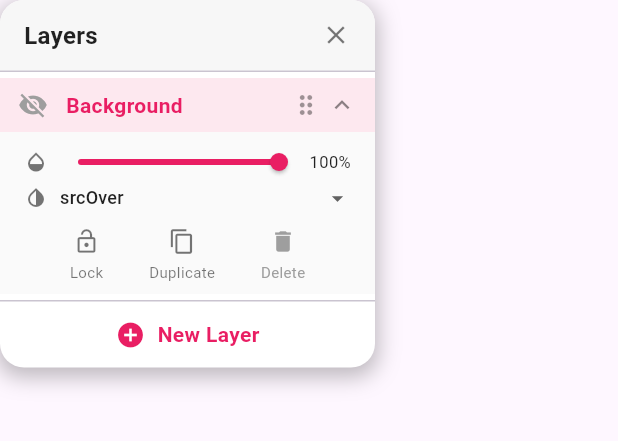
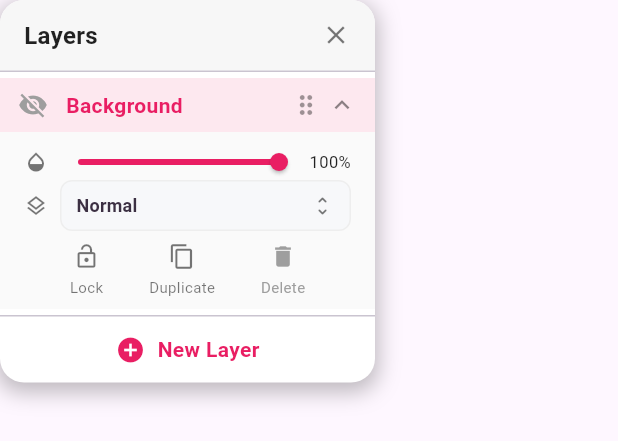
Before and after one commit to AhmadRaza7861/animation_creator, a Flutter app: the LayerPanel widget shown alone on an empty page, opened directly with empty values, after a tap on the "visibility" icon, after a tap on the "keyboard arrow down" icon, on a phone screen of 412 x 824 dp. Shown: the top 441 px of the screen. Run offline on Flutter 3.47's test engine with Material 3 defaults, Android fonts, the phone set to English and light mode, and no system bars; our stand-ins replace flutter_colorpicker, image_picker, video_player; missing offline and left inert: ffmpeg_kit_flutter_new; Roboto replaces fonts that are missing (Outfit).

Commit message:
restructure layer blend mode dropdown to display 16 common creative modes with premium styling

```diff
--- a/lib/widgets/layer_panel.dart
+++ b/lib/widgets/layer_panel.dart
@@ -1,6 +1,43 @@
 import 'package:flutter/material.dart';
 import 'package:dummy/package_code/src/drawing_controller.dart';
 import 'package:dummy/package_code/src/paint_contents/layer_data.dart';
+const List<BlendMode> _kCommonBlendModes = [
+  BlendMode.srcOver,
+  BlendMode.multiply,
+  BlendMode.screen,
+  BlendMode.overlay,
+  BlendMode.darken,
+  BlendMode.lighten,
+  BlendMode.colorDodge,
+  BlendMode.colorBurn,
+  BlendMode.hardLight,
+  BlendMode.softLight,
+  BlendMode.difference,
+  BlendMode.exclusion,
+  BlendMode.hue,
+  BlendMode.saturation,
+  BlendMode.color,
+  BlendMode.luminosity,
+];
+
+const Map<BlendMode, String> _kBlendModeLabels = {
+  BlendMode.srcOver: 'Normal',
+  BlendMode.multiply: 'Multiply',
+  BlendMode.screen: 'Screen',
+  BlendMode.overlay: 'Overlay',
+  BlendMode.darken: 'Darken',
+  BlendMode.lighten: 'Lighten',
+  BlendMode.colorDodge: 'Color Dodge',
+  BlendMode.colorBurn: 'Color Burn',
+  BlendMode.hardLight: 'Hard Light',
+  BlendMode.softLight: 'Soft Light',
+  BlendMode.difference: 'Difference',
+  BlendMode.exclusion: 'Exclusion',
+  BlendMode.hue: 'Hue',
+  BlendMode.saturation: 'Saturation',
+  BlendMode.color: 'Color',
+  BlendMode.luminosity: 'Luminosity',
+};
 
 class LayerPanel extends StatefulWidget {
   final DrawingController controller;
@@ -310,27 +347,40 @@ class _LayerPanelState extends State<LayerPanel> {
           ),
           Row(
             children: [
-              const Icon(Icons.invert_colors, size: 16, color: Colors.black54),
+              const Icon(Icons.layers_outlined, size: 16, color: Colors.black54),
               const SizedBox(width: 8),
               Expanded(
+                child: Container(
+                  padding: const EdgeInsets.symmetric(horizontal: 10, vertical: 4),
+                  decoration: BoxDecoration(
+                    color: const Color(0xFFF7F8FA),
+                    borderRadius: BorderRadius.circular(8),
+                    border: Border.all(color: Colors.grey.shade200),
+                  ),
                   child: DropdownButtonHideUnderline(
                     child: DropdownButton<BlendMode>(
                       isExpanded: true,
                       isDense: true,
-                    value: layer.blendMode,
-                    icon: const Icon(Icons.arrow_drop_down, size: 18),
-                    items: BlendMode.values.map((mode) {
+                      value: _kCommonBlendModes.contains(layer.blendMode) ? layer.blendMode : BlendMode.srcOver,
+                      icon: const Icon(Icons.unfold_more_rounded, size: 16, color: Colors.black54),
+                      items: _kCommonBlendModes.map((mode) {
                         return DropdownMenuItem(
                           value: mode,
                           child: Text(
-                          mode.name.split('.').last,
-                          style: const TextStyle(fontSize: 12, color: Colors.black87),
+                            _kBlendModeLabels[mode] ?? mode.name,
+                            style: const TextStyle(
+                              fontSize: 12,
+                              fontFamily: 'Outfit',
+                              fontWeight: FontWeight.w600,
+                              color: Color(0xFF3C3043),
+                            ),
                           ),
                         );
                       }).toList(),
                       onChanged: (mode) {
                         if (mode != null) _changeBlendMode(layer, mode);
                       },
+                    ),
                   ),
                 ),
               ),
```
Lines whose indentation alone changed are shown as unchanged.
